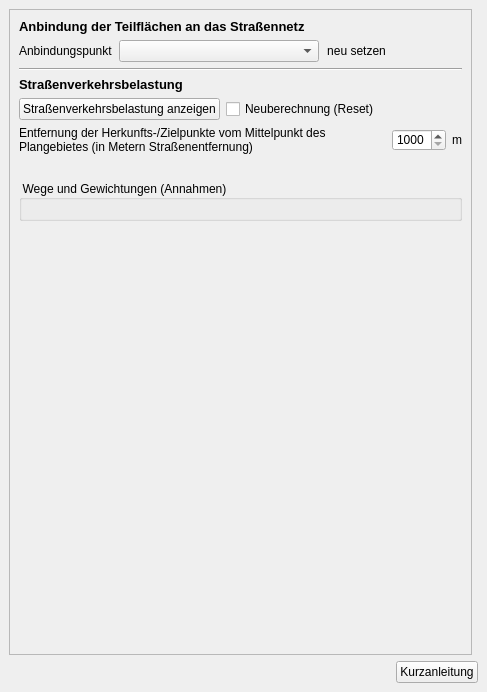
Old version of the form projektchecktools/ui/ProjektCheck_dockwidget_analysis_03-ViU.ui in the repository projektcheck/ProjektCheck-QGIS.
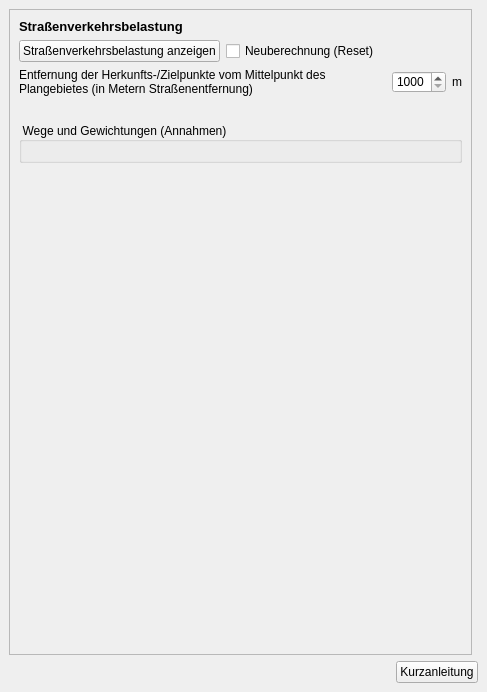
New version of the form. Icons and pictures are not drawn.

Commit message: moved setting connectors from traffic domain to definitions; style changes

Diff of the .ui file:
```diff
--- a/projektchecktools/ui/ProjektCheck_dockwidget_analysis_03-ViU.ui
+++ b/projektchecktools/ui/ProjektCheck_dockwidget_analysis_03-ViU.ui
@@ -72,94 +72,6 @@
         </rect>
        </property>
        <layout class="QVBoxLayout" name="verticalLayout_2">
-        <item>
-         <widget class="QLabel" name="label">
-          <property name="font">
-           <font>
-            <pointsize>10</pointsize>
-            <weight>75</weight>
-            <bold>true</bold>
-           </font>
-          </property>
-          <property name="text">
-           <string>Anbindung der Teilflächen an das Straßennetz</string>
-          </property>
-         </widget>
-        </item>
-        <item>
-         <layout class="QHBoxLayout" name="horizontalLayout">
-          <item>
-           <widget class="QLabel" name="label_3">
-            <property name="text">
-             <string>Anbindungspunkt</string>
-            </property>
-           </widget>
-          </item>
-          <item>
-           <widget class="QComboBox" name="area_combo">
-            <property name="minimumSize">
-             <size>
-              <width>200</width>
-              <height>0</height>
-             </size>
-            </property>
-            <property name="toolTip">
-             <string>&lt;html&gt;&lt;head/&gt;&lt;body&gt;&lt;p&gt;&lt;span style=&quot; font-weight:600;&quot;&gt;Anbindung der Teilflächen an das Straßennetz&lt;/span&gt;&lt;/p&gt;&lt;p&gt;Für die einzelnen Teilflächen festlegen, an welcher Stelle die Verkehre aus bzw. in das Plangebiet in das Bestandsnetz einmünden.&lt;/p&gt;&lt;/body&gt;&lt;/html&gt;</string>
-            </property>
-           </widget>
-          </item>
-          <item>
-           <widget class="QPushButton" name="connector_button">
-            <property name="cursor">
-             <cursorShape>PointingHandCursor</cursorShape>
-            </property>
-            <property name="toolTip">
-             <string>&lt;html&gt;&lt;head/&gt;&lt;body&gt;&lt;p&gt;&lt;span style=&quot; font-weight:600;&quot;&gt;Anbindung der Teilflächen an das Straßennetz&lt;/span&gt;&lt;/p&gt;&lt;p&gt;Für die einzelnen Teilflächen festlegen, an welcher Stelle die Verkehre aus bzw. in das Plangebiet in das Bestandsnetz einmünden.&lt;/p&gt;&lt;/body&gt;&lt;/html&gt;</string>
-            </property>
-            <property name="text">
-             <string>neu setzen</string>
-            </property>
-            <property name="icon">
-             <iconset>
-              <normaloff>../../images/iconset_mob/20190619_iconset_mob_replace_point_2.png</normaloff>
-              <normalon>../../images/iconset_mob/20190619_iconset_mob_replace_point_1.png</normalon>../../images/iconset_mob/20190619_iconset_mob_replace_point_2.png</iconset>
-            </property>
-            <property name="iconSize">
-             <size>
-              <width>24</width>
-              <height>24</height>
-             </size>
-            </property>
-            <property name="checkable">
-             <bool>true</bool>
-            </property>
-            <property name="flat">
-             <bool>true</bool>
-            </property>
-           </widget>
-          </item>
-          <item>
-           <spacer name="horizontalSpacer">
-            <property name="orientation">
-             <enum>Qt::Horizontal</enum>
-            </property>
-            <property name="sizeHint" stdset="0">
-             <size>
-              <width>40</width>
-              <height>20</height>
-             </size>
-            </property>
-           </spacer>
-          </item>
-         </layout>
-        </item>
-        <item>
-         <widget class="Line" name="line_3">
-          <property name="orientation">
-           <enum>Qt::Horizontal</enum>
-          </property>
-         </widget>
-        </item>
         <item>
          <widget class="QLabel" name="label_2">
           <property name="font">
```
The commit also changes 7 other files.
